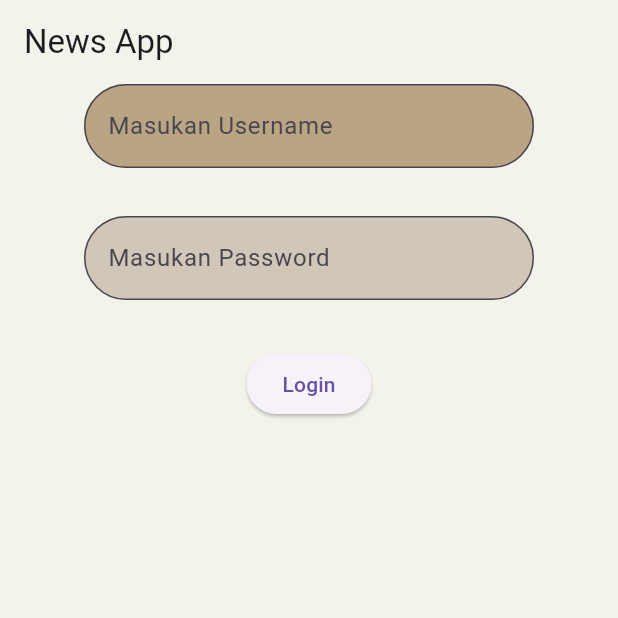
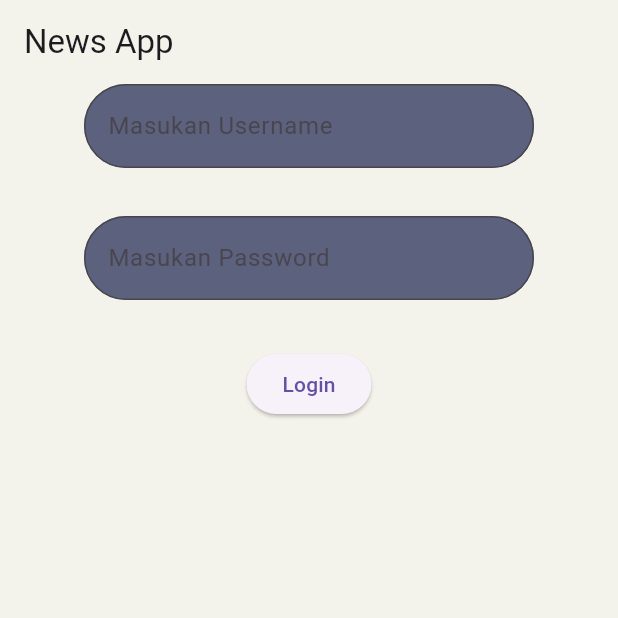
Before and after one commit to qnshafirahub/News-Article-App, a Flutter app: the screen it shows after launch, on a phone screen of 412 x 824 dp, the top half of it. Run offline on Flutter 3.47's test engine with Material 3 defaults, Android fonts, the phone set to English and light mode, and no system bars.

Commit message:
Oct 7, 2026, 12:15 PM

```diff
--- a/lib/main.dart
+++ b/lib/main.dart
@@ -34,7 +34,7 @@ class _LoginPageState extends State<LoginPage> {
               width: 300,
               child: TextFormField(
                 decoration: InputDecoration(
-                  fillColor: const Color.fromARGB(255, 185, 164, 131),
+                  fillColor: const Color.fromARGB(255, 92, 97, 126),
                   hintText: 'Masukan Username',
                   filled: true,
                   border: OutlineInputBorder(
@@ -61,7 +61,7 @@ class _LoginPageState extends State<LoginPage> {
             width: 300,
             child: TextFormField(
               decoration: InputDecoration(
-                fillColor: const Color.fromARGB(255, 209, 199, 185),
+                fillColor: const Color.fromARGB(255, 92, 97, 126),
                 hintText: 'Masukan Password',
                 filled: true,
                 border: OutlineInputBorder(
```
